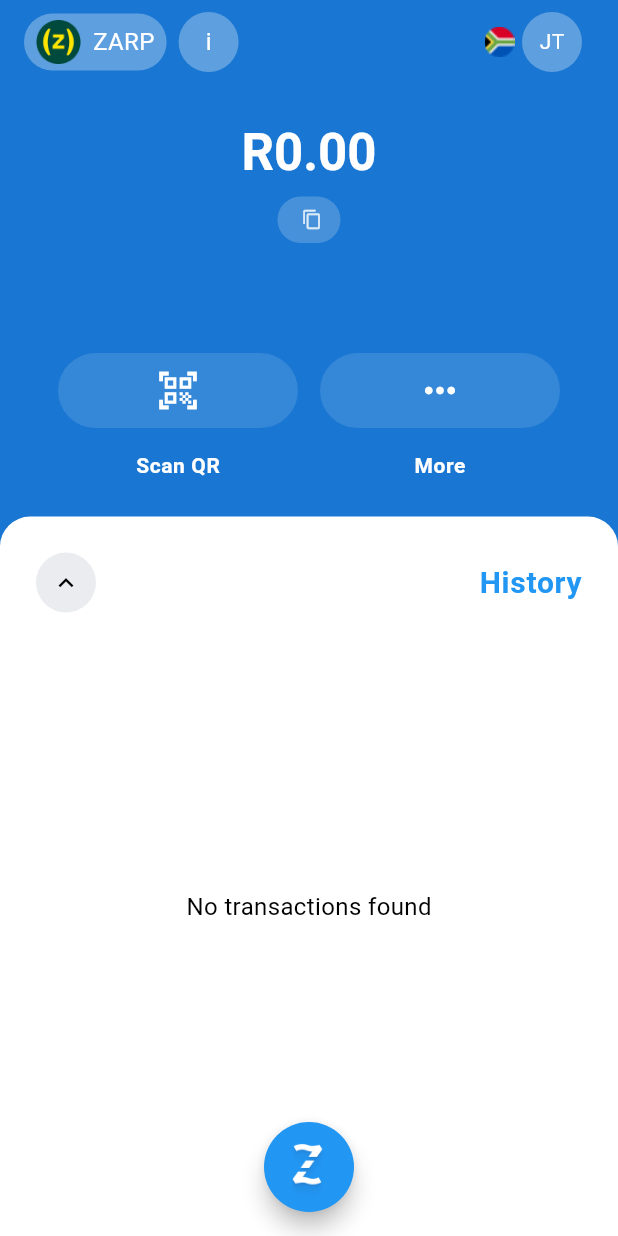
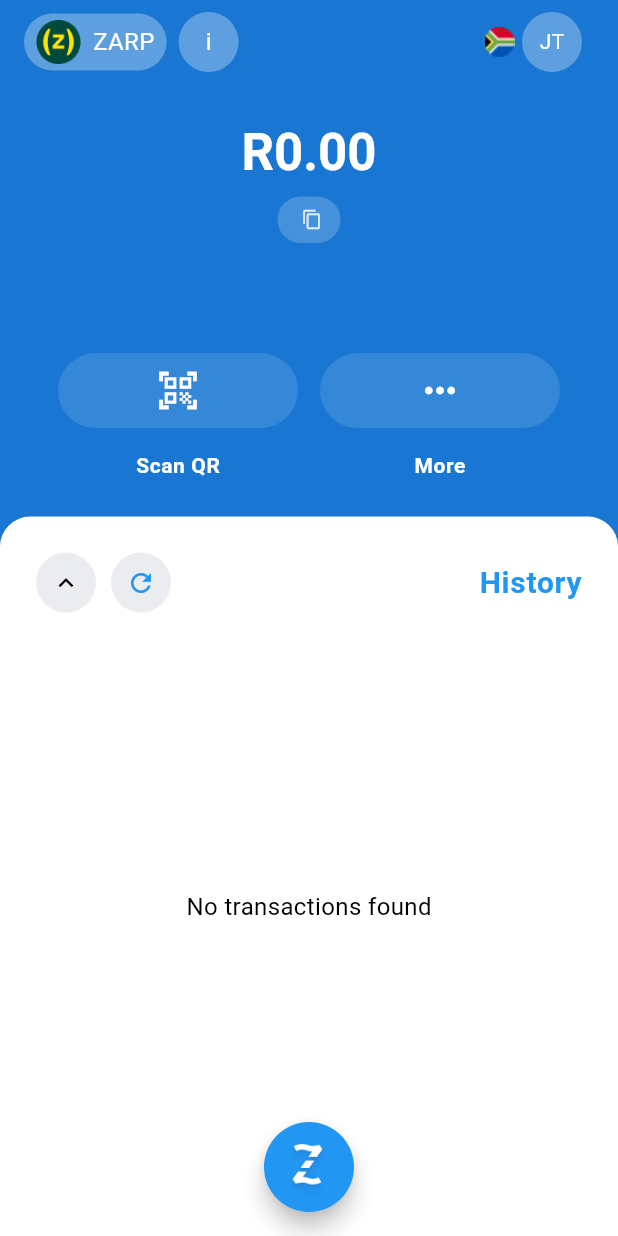
Before and after one commit to ZARPLY/zarply-ce, a Flutter app: the WalletScreen screen opened by its route, on a phone screen of 412 x 824 dp. Run offline on Flutter 3.47's test engine with Material 3 defaults, Android fonts, the phone set to English and light mode, and no system bars; our stand-ins replace flutter_dotenv, flutter_keyboard_visibility, flutter_secure_storage, go_router, image_picker, share_plus; missing offline and left inert: bip39, mobile_scanner, qr, solana; accounts and stored records are empty; project files that could hold a hidden picture were left out.

Commit message:
feat: enhance wallet screen with refresh functionality and improve transaction list handling

```diff
--- a/lib/features/wallet/presentation/models/wallet_view_model.dart
+++ b/lib/features/wallet/presentation/models/wallet_view_model.dart
@@ -1,3 +1,5 @@
+import 'dart:async';
+
 import 'package:flutter/material.dart';
 import 'package:solana/dto.dart';
 import 'package:solana/solana.dart';
@@ -25,6 +27,8 @@
 
   bool hasMoreTransactionsToLoad = false;
   String? oldestLoadedSignature;
+
+  GlobalKey<RefreshIndicatorState>? refreshIndicatorKey;
 
   void toggleExpanded() {
     isExpanded = !isExpanded;
@@ -201,6 +205,10 @@
     }
   }
 
+  Future<void> refreshTransactionsFromButton() async {
+    unawaited(refreshIndicatorKey?.currentState?.show());
+  }
+
   Future<void> refreshTransactions() async {
     isRefreshing = true;
     notifyListeners();
--- a/lib/features/wallet/presentation/screens/wallet_screen.dart
+++ b/lib/features/wallet/presentation/screens/wallet_screen.dart
@@ -95,6 +95,12 @@
                             Row(
                               mainAxisAlignment: MainAxisAlignment.spaceBetween,
                               children: <Widget>[
+                                SizedBox(
+                                  width: 90,
+                                  child: Row(
+                                    mainAxisAlignment:
+                                        MainAxisAlignment.spaceBetween,
+                                    children: <Widget>[
                                       GestureDetector(
                                         onTap: () => viewModel.toggleExpanded(),
                                         child: Container(
@@ -111,6 +117,26 @@
                                             color: Colors.black,
                                             size: 20,
                                           ),
+                                        ),
+                                      ),
+                                      GestureDetector(
+                                        onTap: () => viewModel
+                                            .refreshTransactionsFromButton(),
+                                        child: Container(
+                                          width: 40,
+                                          height: 40,
+                                          decoration: const BoxDecoration(
+                                            color: Color(0xFFEBECEF),
+                                            shape: BoxShape.circle,
+                                          ),
+                                          child: const Icon(
+                                            Icons.refresh,
+                                            color: Colors.blue,
+                                            size: 20,
+                                          ),
+                                        ),
+                                      ),
+                                    ],
                                   ),
                                 ),
                                 Text(
--- a/lib/features/wallet/presentation/widgets/transactions_list.dart
+++ b/lib/features/wallet/presentation/widgets/transactions_list.dart
@@ -6,7 +6,7 @@
 import '../models/wallet_view_model.dart';
 import 'transaction_item.dart';
 
-class TransactionsList extends StatelessWidget {
+class TransactionsList extends StatefulWidget {
   const TransactionsList({
     required this.viewModel,
     super.key,
@@ -14,11 +14,25 @@
 
   final WalletViewModel viewModel;
 
+  @override
+  State<TransactionsList> createState() => _TransactionsListState();
+}
+
+class _TransactionsListState extends State<TransactionsList> {
+  final GlobalKey<RefreshIndicatorState> _refreshIndicatorKey =
+      GlobalKey<RefreshIndicatorState>();
+
+  @override
+  void initState() {
+    super.initState();
+    widget.viewModel.refreshIndicatorKey = _refreshIndicatorKey;
+  }
+
   Widget _buildTransactionTile(TransactionDetails? transaction) {
     if (transaction == null) return const SizedBox.shrink();
 
     final TransactionTransferInfo? transferInfo =
-        viewModel.parseTransferDetails(transaction);
+        widget.viewModel.parseTransferDetails(transaction);
 
     if (transferInfo == null || transferInfo.amount == 0) {
       return const SizedBox.shrink();
@@ -32,10 +46,12 @@
   @override
   Widget build(BuildContext context) {
     final List<dynamic> transactionItems =
-        viewModel.getSortedTransactionItems();
+        widget.viewModel.getSortedTransactionItems();
 
     return RefreshIndicator(
-      onRefresh: viewModel.refreshTransactions,
+      key: _refreshIndicatorKey,
+      color: Colors.blue,
+      onRefresh: widget.viewModel.refreshTransactions,
       child: transactionItems.isEmpty
           ? const Center(
               child: Text('No transactions found'),
@@ -63,26 +79,28 @@
   }
 
   Widget _buildFooter(BuildContext context) {
-    if (viewModel.isLoadingMore) {
+    if (widget.viewModel.isLoadingMore) {
       return Column(
         children: <Widget>[
           const Padding(
             padding: EdgeInsets.symmetric(vertical: 16),
-            child: CircularProgressIndicator(),
+            child: CircularProgressIndicator(
+              color: Colors.blue,
+            ),
           ),
           Text(
-            'Loading more transactions... ${viewModel.loadedTransactions} loaded',
+            'Loading more transactions... ${widget.viewModel.loadedTransactions} loaded',
             style: Theme.of(context).textTheme.bodySmall,
             textAlign: TextAlign.center,
           ),
         ],
       );
-    } else if (viewModel.hasMoreTransactionsToLoad) {
+    } else if (widget.viewModel.hasMoreTransactionsToLoad) {
       return Padding(
         padding: const EdgeInsets.symmetric(vertical: 16),
         child: Center(
           child: TextButton(
-            onPressed: viewModel.loadMoreTransactions,
+            onPressed: widget.viewModel.loadMoreTransactions,
             child: const Text('Load More Transactions'),
           ),
         ),
```
Lines whose indentation alone changed are shown as unchanged.
